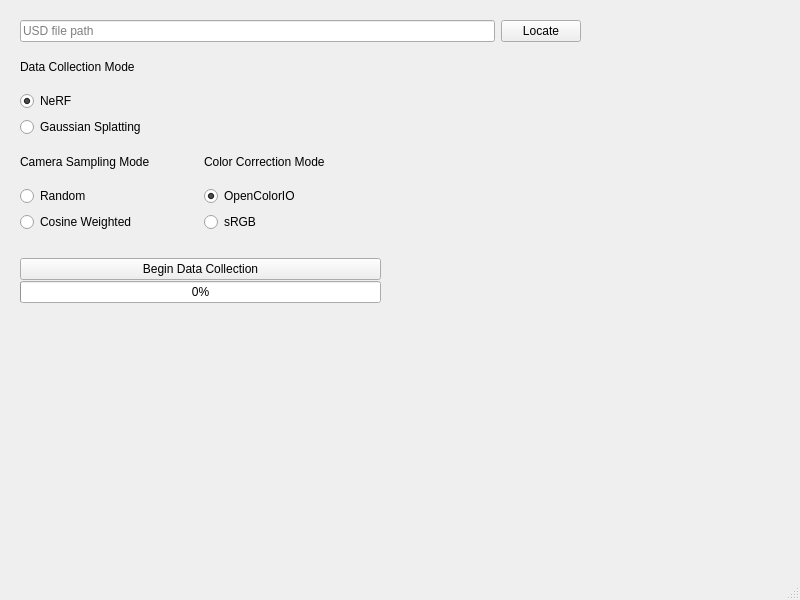
Above: src/usdSimple/mainwindow.ui from mialana/neural-for-usd before the change. Below: the same form after it.
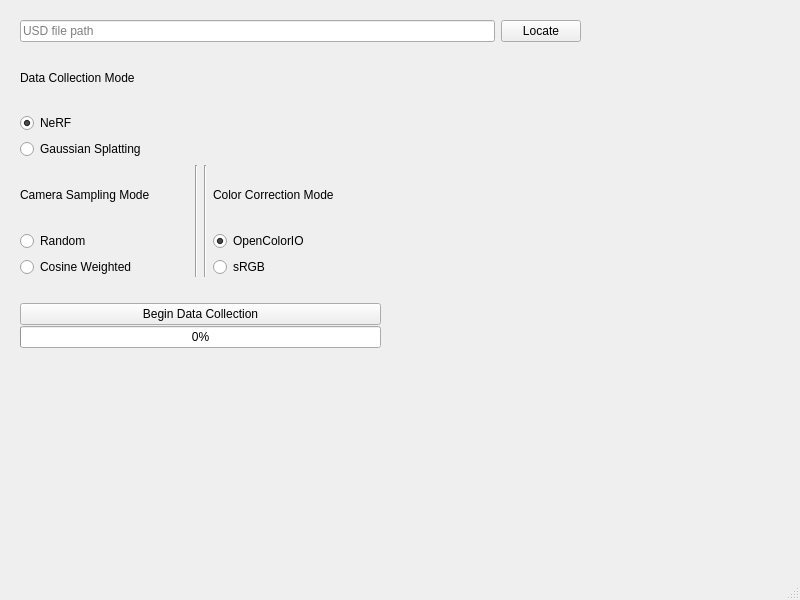
That is the form after the change.

```diff
--- a/src/usdSimple/mainwindow.ui
+++ b/src/usdSimple/mainwindow.ui
@@ -20,7 +20,7 @@
       <x>20</x>
       <y>20</y>
       <width>561</width>
-      <height>307</height>
+      <height>374</height>
      </rect>
     </property>
     <layout class="QVBoxLayout" name="verticalLayout_6">
@@ -113,6 +113,20 @@
              </item>
             </layout>
            </item>
+           <item>
+            <widget class="Line" name="line">
+             <property name="orientation">
+              <enum>Qt::Orientation::Vertical</enum>
+             </property>
+            </widget>
+           </item>
+           <item>
+            <widget class="Line" name="line_2">
+             <property name="orientation">
+              <enum>Qt::Orientation::Vertical</enum>
+             </property>
+            </widget>
+           </item>
            <item>
             <layout class="QVBoxLayout" name="verticalLayout_5">
              <item>
```
Left out of the diff: 7 changed lines with no effect on the pictures.
